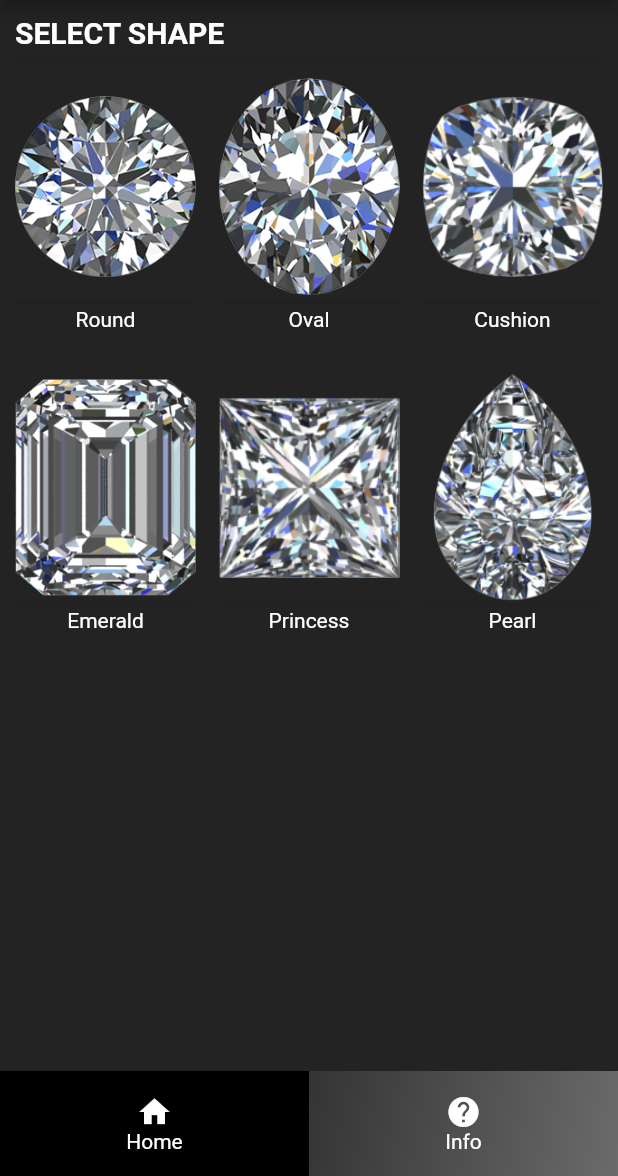
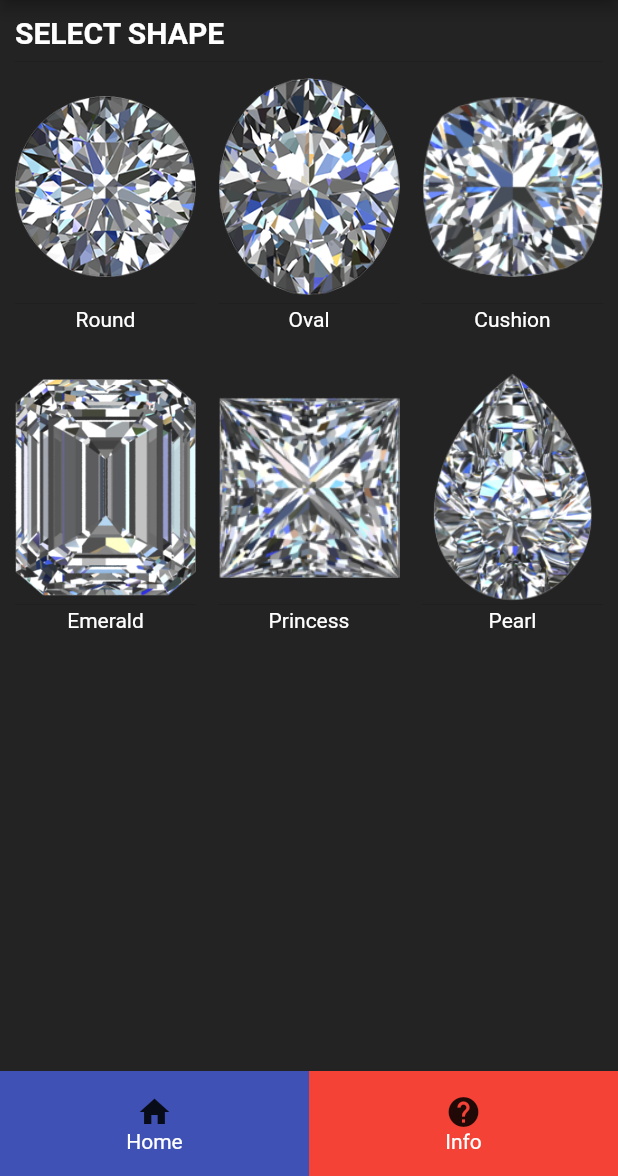
Before and after one commit to nzvio/DiamondCamera1.1, a Flutter app: the screen it shows after launch, after a tap on "Home", on a phone screen of 412 x 824 dp, the part 60-1236 px from its top. Run offline on Flutter 3.47's test engine with Material 2 defaults, Android fonts, the phone set to English and light mode, and no system bars; our stand-ins replace flutter_html.

Commit message:
Revert "fail"
This reverts commit a84de2a3feaa90746455ef3d791eb485098c7a4c.

```diff
--- a/lib/main.dart
+++ b/lib/main.dart
@@ -11,10 +11,10 @@ class MyApp extends StatefulWidget {
 	MyApp({Key key}): super(key: key);
 
 	@override
-	_MyAppState createState() => _MyAppState();
+	MyAppState createState() => MyAppState();
 }
 
-class _MyAppState extends State {
+class MyAppState extends State {
 	@override
 	Widget build(BuildContext context) {
 		return MaterialApp(
--- a/lib/shared.widgets/foot.dart
+++ b/lib/shared.widgets/foot.dart
@@ -1,12 +1,6 @@
 import 'package:flutter/material.dart';
-import 'package:flutter4/shared.widgets/menubtn.dart';
 
 class Foot extends StatelessWidget {
-	final List<MenuBtn> _buttons = [
-		MenuBtn("Home", Icons.home, "/"),
-		MenuBtn("Info", Icons.help, "/info"),
-	];
-
 	@override
 	Widget build(context) {
 		return Container(
@@ -19,7 +13,44 @@ class Foot extends StatelessWidget {
 						end: Alignment(1,1),
 					),
 				),
-				child: Row(children: _buttons)
+				child: Row(
+					children: [
+						Expanded(
+							child: GestureDetector(
+								child: DecoratedBox(
+									decoration: BoxDecoration(color: Colors.indigo),
+									child: Column(
+										children: [
+											Icon(Icons.home),
+											Text("Home"),
+										],
+										mainAxisAlignment: MainAxisAlignment.center
+									)
+								),
+								onTap: () {
+									print("test");
+								},
+							),
+						),
+						Expanded(
+							child: GestureDetector(
+								child: DecoratedBox(
+									decoration: BoxDecoration(color: Colors.red),
+									child: Column(
+										children: [
+											Icon(Icons.help),
+											Text("Info"),
+										],
+										mainAxisAlignment: MainAxisAlignment.center
+									)
+								),
+								onTap: () {
+									print("test2");
+								},
+							),
+						),
+					]
+				)
 			),
 		);
 	}
--- a/lib/shared.widgets/menubtn.dart
+++ /dev/null
@@ -1,38 +0,0 @@
-import 'package:flutter/material.dart';
-
-class MenuBtn extends StatelessWidget {
-	final String _name;
-	final IconData _icon;
-	final String _url;
-
-	MenuBtn(this._name, this._icon, this._url);
-
-	@override
-	Widget build(context) {
-		return Expanded(
-			child: GestureDetector(
-				child: DecoratedBox(
-					decoration: BoxDecoration(color: Color.fromRGBO(0, 0, 0, _isActive(context) ? 1 : 0)),
-					child: Column(
-						children: [
-							Icon(_icon, color: Colors.white),
-							Text(_name),
-						],
-						mainAxisAlignment: MainAxisAlignment.center
-					)
-				),
-				onTap: () => _onTap(context)
-			),
-		);
-	}
-
-	bool _isActive(context) {
-		return ModalRoute.of(context).settings.name == _url;
-	}
-
-	void _onTap(BuildContext context) {
-		if (!_isActive(context)) {
-			Navigator.pushNamed(context, _url);
-		}
-	}
-}
```
